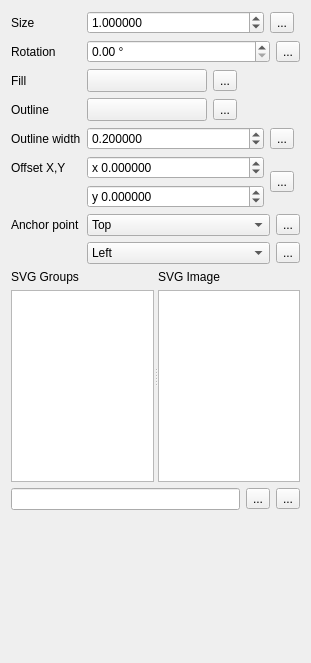
qgis/QGIS, file src/ui/symbollayer/widget_svgmarker.ui: the form before one commit.
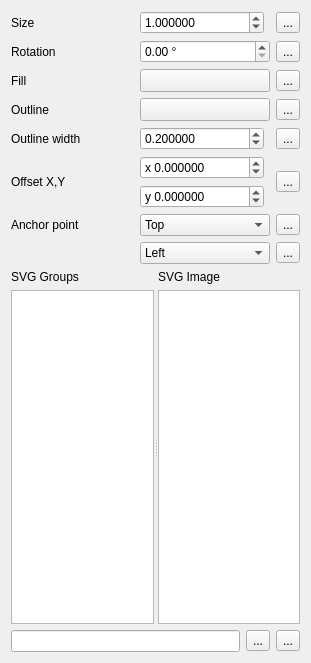
The form after the commit. Custom widgets are drawn as their Qt base class.

Commit message:
[styledock] Better layouts for marker widgets
- Grid vs Form layouts
- Align DD buttons for better look

```diff
--- a/src/ui/symbollayer/widget_svgmarker.ui
+++ b/src/ui/symbollayer/widget_svgmarker.ui
@@ -13,17 +13,38 @@
   <property name="windowTitle">
    <string>Form</string>
   </property>
-  <layout class="QFormLayout" name="formLayout">
-   <item row="0" column="0">
-    <widget class="QLabel" name="label_2">
+  <layout class="QGridLayout" name="gridLayout_2">
+   <item row="1" column="0">
+    <widget class="QLabel" name="label_3">
+     <property name="text">
+      <string>Rotation</string>
+     </property>
+    </widget>
+   </item>
+   <item row="6" column="2">
+    <widget class="QgsDataDefinedButton" name="mVerticalAnchorDDBtn">
+     <property name="text">
+      <string>...</string>
+     </property>
+    </widget>
+   </item>
+   <item row="6" column="0">
+    <widget class="QLabel" name="mAnchorPointLabel">
+     <property name="text">
+      <string>Anchor point</string>
+     </property>
+    </widget>
+   </item>
+   <item row="2" column="0">
+    <widget class="QLabel" name="label_6">
      <property name="sizePolicy">
-      <sizepolicy hsizetype="MinimumExpanding" vsizetype="Preferred">
+      <sizepolicy hsizetype="Maximum" vsizetype="Preferred">
        <horstretch>0</horstretch>
        <verstretch>0</verstretch>
       </sizepolicy>
      </property>
      <property name="text">
-      <string>Size</string>
+      <string>Fill</string>
      </property>
     </widget>
    </item>
@@ -54,13 +75,6 @@
        </property>
       </widget>
      </item>
-     <item>
-      <widget class="QgsDataDefinedButton" name="mSizeDDBtn">
-       <property name="text">
-        <string>...</string>
-       </property>
-      </widget>
-     </item>
      <item>
       <widget class="QgsUnitSelectionWidget" name="mSizeUnitWidget" native="true">
        <property name="minimumSize">
@@ -73,13 +87,6 @@
      </item>
     </layout>
    </item>
-   <item row="1" column="0">
-    <widget class="QLabel" name="label_3">
-     <property name="text">
-      <string>Rotation</string>
-     </property>
-    </widget>
-   </item>
    <item row="1" column="1">
     <layout class="QHBoxLayout" name="horizontalLayout_7">
      <item>
@@ -98,125 +105,6 @@
        </property>
       </widget>
      </item>
-     <item>
-      <widget class="QgsDataDefinedButton" name="mAngleDDBtn">
-       <property name="text">
-        <string>...</string>
-       </property>
-      </widget>
-     </item>
-    </layout>
-   </item>
-   <item row="2" column="0">
-    <widget class="QLabel" name="label_6">
-     <property name="sizePolicy">
-      <sizepolicy hsizetype="Maximum" vsizetype="Preferred">
-       <horstretch>0</horstretch>
-       <verstretch>0</verstretch>
-      </sizepolicy>
-     </property>
-     <property name="text">
-      <string>Fill</string>
-     </property>
-    </widget>
-   </item>
-   <item row="2" column="1">
-    <layout class="QHBoxLayout" name="horizontalLayout_3">
-     <item>
-      <widget class="QgsColorButtonV2" name="mChangeColorButton">
-       <property name="minimumSize">
-        <size>
-         <width>120</width>
-         <height>0</height>
-        </size>
-       </property>
-       <property name="maximumSize">
-        <size>
-         <width>120</width>
-         <height>16777215</height>
-        </size>
-       </property>
-       <property name="text">
-        <string/>
-       </property>
-      </widget>
-     </item>
-     <item>
-      <widget class="QgsDataDefinedButton" name="mFillColorDDBtn">
-       <property name="text">
-        <string>...</string>
-       </property>
-      </widget>
-     </item>
-     <item>
-      <spacer name="horizontalSpacer">
-       <property name="orientation">
-        <enum>Qt::Horizontal</enum>
-       </property>
-       <property name="sizeHint" stdset="0">
-        <size>
-         <width>40</width>
-         <height>20</height>
-        </size>
-       </property>
-      </spacer>
-     </item>
-    </layout>
-   </item>
-   <item row="3" column="0">
-    <widget class="QLabel" name="mBorderColorLabel">
-     <property name="sizePolicy">
-      <sizepolicy hsizetype="Maximum" vsizetype="Preferred">
-       <horstretch>0</horstretch>
-       <verstretch>0</verstretch>
-      </sizepolicy>
-     </property>
-     <property name="text">
-      <string>Outline</string>
-     </property>
-    </widget>
-   </item>
-   <item row="3" column="1">
-    <layout class="QHBoxLayout" name="horizontalLayout_8">
-     <item>
-      <widget class="QgsColorButtonV2" name="mChangeBorderColorButton">
-       <property name="minimumSize">
-        <size>
-         <width>120</width>
-         <height>0</height>
-        </size>
-       </property>
-       <property name="maximumSize">
-        <size>
-         <width>120</width>
-         <height>16777215</height>
-        </size>
-       </property>
-       <property name="text">
-        <string/>
-       </property>
-      </widget>
-     </item>
-     <item>
-      <widget class="QgsDataDefinedButton" name="mBorderColorDDBtn">
-       <property name="text">
-        <string>...</string>
-       </property>
-      </widget>
-     </item>
-     <item>
-      <spacer name="horizontalSpacer_2">
-       <property name="orientation">
-        <enum>Qt::Horizontal</enum>
-       </property>
-       <property name="sizeHint" stdset="0">
-        <size>
-         <width>40</width>
-         <height>20</height>
-        </size>
-       </property>
-      </spacer>
-     </item>
     </layout>
    </item>
    <item row="4" column="0">
@@ -226,210 +114,25 @@
      </property>
     </widget>
    </item>
-   <item row="4" column="1">
-    <layout class="QHBoxLayout" name="horizontalLayout_5">
-     <item>
-      <widget class="QgsDoubleSpinBox" name="mBorderWidthSpinBox">
-       <property name="sizePolicy">
-        <sizepolicy hsizetype="Minimum" vsizetype="Fixed">
-         <horstretch>1</horstretch>
-         <verstretch>0</verstretch>
-        </sizepolicy>
-       </property>
-       <property name="specialValueText">
-        <string>No outline</string>
-       </property>
-       <property name="decimals">
-        <number>6</number>
-       </property>
-       <property name="maximum">
-        <double>999999999.999999046325684</double>
-       </property>
-       <property name="singleStep">
-        <double>0.200000000000000</double>
-       </property>
-       <property name="value">
-        <double>0.200000000000000</double>
-       </property>
-       <property name="showClearButton" stdset="0">
-        <bool>false</bool>
-       </property>
-      </widget>
-     </item>
-     <item>
-      <widget class="QgsDataDefinedButton" name="mBorderWidthDDBtn">
-       <property name="text">
-        <string>...</string>
-       </property>
-      </widget>
-     </item>
-     <item>
-      <widget class="QgsUnitSelectionWidget" name="mBorderWidthUnitWidget" native="true">
-       <property name="minimumSize">
-        <size>
-         <width>0</width>
-         <height>0</height>
-        </size>
-       </property>
-      </widget>
-     </item>
-    </layout>
-   </item>
-   <item row="5" column="0">
-    <widget class="QLabel" name="label_4">
-     <property name="text">
-      <string>Offset X,Y</string>
+   <item row="3" column="0">
+    <widget class="QLabel" name="mBorderColorLabel">
+     <property name="sizePolicy">
+      <sizepolicy hsizetype="Maximum" vsizetype="Preferred">
+       <horstretch>0</horstretch>
+       <verstretch>0</verstretch>
+      </sizepolicy>
      </property>
-    </widget>
-   </item>
-   <item row="5" column="1">
-    <layout class="QGridLayout" name="gridLayout">
-     <item row="0" column="0">
-      <widget class="QgsDoubleSpinBox" name="spinOffsetX">
-       <property name="sizePolicy">
-        <sizepolicy hsizetype="Minimum" vsizetype="Fixed">
-         <horstretch>1</horstretch>
-         <verstretch>0</verstretch>
-        </sizepolicy>
-       </property>
-       <property name="prefix">
-        <string>x </string>
-       </property>
-       <property name="decimals">
-        <number>6</number>
-       </property>
-       <property name="minimum">
-        <double>-99999999.989999994635582</double>
-       </property>
-       <property name="maximum">
-        <double>99999999.989999994635582</double>
-       </property>
-       <property name="singleStep">
-        <double>0.200000000000000</double>
-       </property>
-      </widget>
-     </item>
-     <item row="1" column="0">
-      <widget class="QgsDoubleSpinBox" name="spinOffsetY">
-       <property name="sizePolicy">
-        <sizepolicy hsizetype="Minimum" vsizetype="Fixed">
-         <horstretch>1</horstretch>
-         <verstretch>0</verstretch>
-        </sizepolicy>
-       </property>
-       <property name="prefix">
-        <string>y </string>
-       </property>
-       <property name="decimals">
-        <number>6</number>
-       </property>
-       <property name="minimum">
-        <double>-99999999.989999994635582</double>
-       </property>
-       <property name="maximum">
-        <double>99999999.989999994635582</double>
-       </property>
-       <property name="singleStep">
-        <double>0.200000000000000</double>
-       </property>
-      </widget>
-     </item>
-     <item row="0" column="1" rowspan="2">
-      <layout class="QHBoxLayout" name="horizontalLayout">
-       <item>
-        <widget class="QgsDataDefinedButton" name="mOffsetDDBtn">
-         <property name="text">
-          <string>...</string>
-         </property>
-        </widget>
-       </item>
-       <item>
-        <widget class="QgsUnitSelectionWidget" name="mOffsetUnitWidget" native="true">
-         <property name="minimumSize">
-          <size>
-           <width>0</width>
-           <height>0</height>
-          </size>
-         </property>
-        </widget>
-       </item>
-      </layout>
-     </item>
-    </layout>
-   </item>
-   <item row="6" column="0">
-    <widget class="QLabel" name="mAnchorPointLabel">
      <property name="text">
-      <string>Anchor point</string>
+      <string>Outline</string>
      </property>
     </widget>
    </item>
-   <item row="6" column="1">
-    <layout class="QHBoxLayout" name="horizontalLayout_6">
-     <item>
-      <widget class="QComboBox" name="mVerticalAnchorComboBox">
-       <item>
-        <property name="text">
-         <string>Top</string>
-        </property>
-       </item>
-       <item>
-        <property name="text">
-         <string>VCenter</string>
-        </property>
-       </item>
-       <item>
-        <property name="text">
-         <string>Bottom</string>
-        </property>
-       </item>
-      </widget>
-     </item>
-     <item>
-      <widget class="QgsDataDefinedButton" name="mVerticalAnchorDDBtn">
-       <property name="text">
-        <string>...</string>
-       </property>
-      </widget>
-     </item>
-    </layout>
-   </item>
-   <item row="7" column="1">
-    <layout class="QHBoxLayout" name="horizontalLayout_9">
-     <item>
-      <widget class="QComboBox" name="mHorizontalAnchorComboBox">
-       <item>
-        <property name="text">
-         <string>Left</string>
-        </property>
-       </item>
-       <item>
-        <property name="text">
-         <string>HCenter</string>
-        </property>
-       </item>
-       <item>
-        <property name="text">
-         <string>Right</string>
-        </property>
-       </item>
-      </widget>
-     </item>
-     <item>
-      <widget class="QgsDataDefinedButton" name="mHorizontalAnchorDDBtn">
-       <property name="text">
-        <string>...</string>
-       </property>
-      </widget>
-     </item>
-    </layout>
-   </item>
-   <item row="8" column="0" colspan="2">
+   <item row="8" column="0" colspan="3">
     <widget class="QSplitter" name="splitter">
      <property name="orientation">
       <enum>Qt::Horizontal</enum>
      </property>
-     <widget class="QWidget" name="">
+     <widget class="QWidget" name="layoutWidget">
       <layout class="QVBoxLayout" name="verticalLayout_3">
        <item>
         <widget class="QLabel" name="label_5">
@@ -450,7 +153,7 @@
        </item>
       </layout>
      </widget>
-     <widget class="QWidget" name="">
+     <widget class="QWidget" name="layoutWidget">
       <layout class="QVBoxLayout" name="verticalLayout_2">
        <item>
         <widget class="QLabel" name="label">
@@ -509,6 +212,289 @@
      </widget>
     </widget>
    </item>
+   <item row="4" column="2">
+    <widget class="QgsDataDefinedButton" name="mBorderWidthDDBtn">
+     <property name="text">
+      <string>...</string>
+     </property>
+    </widget>
+   </item>
+   <item row="5" column="2">
+    <widget class="QgsDataDefinedButton" name="mOffsetDDBtn">
+     <property name="text">
+      <string>...</string>
+     </property>
+    </widget>
+   </item>
+   <item row="0" column="0">
+    <widget class="QLabel" name="label_2">
+     <property name="sizePolicy">
+      <sizepolicy hsizetype="MinimumExpanding" vsizetype="Preferred">
+       <horstretch>0</horstretch>
+       <verstretch>0</verstretch>
+      </sizepolicy>
+     </property>
+     <property name="text">
+      <string>Size</string>
+     </property>
+    </widget>
+   </item>
+   <item row="1" column="2">
+    <widget class="QgsDataDefinedButton" name="mAngleDDBtn">
+     <property name="text">
+      <string>...</string>
+     </property>
+    </widget>
+   </item>
+   <item row="2" column="2">
+    <widget class="QgsDataDefinedButton" name="mFillColorDDBtn">
+     <property name="text">
+      <string>...</string>
+     </property>
+    </widget>
+   </item>
+   <item row="5" column="1">
+    <layout class="QGridLayout" name="gridLayout">
+     <item row="0" column="0">
+      <widget class="QgsDoubleSpinBox" name="spinOffsetX">
+       <property name="sizePolicy">
+        <sizepolicy hsizetype="Minimum" vsizetype="Fixed">
+         <horstretch>1</horstretch>
+         <verstretch>0</verstretch>
+        </sizepolicy>
+       </property>
+       <property name="prefix">
+        <string>x </string>
+       </property>
+       <property name="decimals">
+        <number>6</number>
+       </property>
+       <property name="minimum">
+        <double>-99999999.989999994635582</double>
+       </property>
+       <property name="maximum">
+        <double>99999999.989999994635582</double>
+       </property>
+       <property name="singleStep">
+        <double>0.200000000000000</double>
+       </property>
+      </widget>
+     </item>
+     <item row="1" column="0">
+      <widget class="QgsDoubleSpinBox" name="spinOffsetY">
+       <property name="sizePolicy">
+        <sizepolicy hsizetype="Minimum" vsizetype="Fixed">
+         <horstretch>1</horstretch>
+         <verstretch>0</verstretch>
+        </sizepolicy>
+       </property>
+       <property name="prefix">
+        <string>y </string>
+       </property>
+       <property name="decimals">
+        <number>6</number>
+       </property>
+       <property name="minimum">
+        <double>-99999999.989999994635582</double>
+       </property>
+       <property name="maximum">
+        <double>99999999.989999994635582</double>
+       </property>
+       <property name="singleStep">
+        <double>0.200000000000000</double>
+       </property>
+      </widget>
+     </item>
+     <item row="0" column="1" rowspan="2">
+      <layout class="QHBoxLayout" name="horizontalLayout">
+       <item>
+        <widget class="QgsUnitSelectionWidget" name="mOffsetUnitWidget" native="true">
+         <property name="minimumSize">
+          <size>
+           <width>0</width>
+           <height>0</height>
+          </size>
+         </property>
+        </widget>
+       </item>
+      </layout>
+     </item>
+    </layout>
+   </item>
+   <item row="6" column="1">
+    <layout class="QHBoxLayout" name="horizontalLayout_6">
+     <item>
+      <widget class="QComboBox" name="mVerticalAnchorComboBox">
+       <item>
+        <property name="text">
+         <string>Top</string>
+        </property>
+       </item>
+       <item>
+        <property name="text">
+         <string>VCenter</string>
+        </property>
+       </item>
+       <item>
+        <property name="text">
+         <string>Bottom</string>
+        </property>
+       </item>
+      </widget>
+     </item>
+    </layout>
+   </item>
+   <item row="2" column="1">
+    <layout class="QHBoxLayout" name="horizontalLayout_3">
+     <item>
+      <widget class="QgsColorButtonV2" name="mChangeColorButton">
+       <property name="sizePolicy">
+        <sizepolicy hsizetype="Expanding" vsizetype="Fixed">
+         <horstretch>0</horstretch>
+         <verstretch>0</verstretch>
+        </sizepolicy>
+       </property>
+       <property name="minimumSize">
+        <size>
+         <width>120</width>
+         <height>0</height>
+        </size>
+       </property>
+       <property name="maximumSize">
+        <size>
+         <width>16777215</width>
+         <height>16777215</height>
+        </size>
+       </property>
+       <property name="text">
+        <string/>
+       </property>
+      </widget>
+     </item>
+    </layout>
+   </item>
+   <item row="7" column="1">
+    <layout class="QHBoxLayout" name="horizontalLayout_9">
+     <item>
+      <widget class="QComboBox" name="mHorizontalAnchorComboBox">
+       <item>
+        <property name="text">
+         <string>Left</string>
+        </property>
+       </item>
+       <item>
+        <property name="text">
+         <string>HCenter</string>
+        </property>
+       </item>
+       <item>
+        <property name="text">
+         <string>Right</string>
+        </property>
+       </item>
+      </widget>
+     </item>
+    </layout>
+   </item>
+   <item row="7" column="2">
+    <widget class="QgsDataDefinedButton" name="mHorizontalAnchorDDBtn">
+     <property name="text">
+      <string>...</string>
+     </property>
+    </widget>
+   </item>
+   <item row="3" column="1">
+    <layout class="QHBoxLayout" name="horizontalLayout_8">
+     <item>
+      <widget class="QgsColorButtonV2" name="mChangeBorderColorButton">
+       <property name="sizePolicy">
+        <sizepolicy hsizetype="Expanding" vsizetype="Fixed">
+         <horstretch>0</horstretch>
+         <verstretch>0</verstretch>
+        </sizepolicy>
+       </property>
+       <property name="minimumSize">
+        <size>
+         <width>120</width>
+         <height>0</height>
+        </size>
+       </property>
+       <property name="maximumSize">
+        <size>
+         <width>16777215</width>
+         <height>16777215</height>
+        </size>
+       </property>
+       <property name="text">
+        <string/>
+       </property>
+      </widget>
+     </item>
+    </layout>
+   </item>
+   <item row="5" column="0">
+    <widget class="QLabel" name="label_4">
+     <property name="text">
+      <string>Offset X,Y</string>
+     </property>
+    </widget>
+   </item>
+   <item row="4" column="1">
+    <layout class="QHBoxLayout" name="horizontalLayout_5">
+     <item>
+      <widget class="QgsDoubleSpinBox" name="mBorderWidthSpinBox">
+       <property name="sizePolicy">
+        <sizepolicy hsizetype="Minimum" vsizetype="Fixed">
+         <horstretch>1</horstretch>
+         <verstretch>0</verstretch>
+        </sizepolicy>
+       </property>
+       <property name="specialValueText">
+        <string>No outline</string>
+       </property>
+       <property name="decimals">
+        <number>6</number>
+       </property>
+       <property name="maximum">
+        <double>999999999.999999046325684</double>
+       </property>
+       <property name="singleStep">
+        <double>0.200000000000000</double>
+       </property>
+       <property name="value">
+        <double>0.200000000000000</double>
+       </property>
+       <property name="showClearButton" stdset="0">
+        <bool>false</bool>
+       </property>
+      </widget>
+     </item>
+     <item>
+      <widget class="QgsUnitSelectionWidget" name="mBorderWidthUnitWidget" native="true">
+       <property name="minimumSize">
+        <size>
+         <width>0</width>
+         <height>0</height>
+        </size>
+       </property>
+      </widget>
+     </item>
+    </layout>
+   </item>
+   <item row="3" column="2">
+    <widget class="QgsDataDefinedButton" name="mBorderColorDDBtn">
+     <property name="text">
+      <string>...</string>
+     </property>
+    </widget>
+   </item>
+   <item row="0" column="2">
+    <widget class="QgsDataDefinedButton" name="mSizeDDBtn">
+     <property name="text">
+      <string>...</string>
+     </property>
+    </widget>
+   </item>
    <item row="9" column="0" colspan="2">
     <layout class="QHBoxLayout" name="horizontalLayout_2">
      <item>
@@ -521,15 +507,15 @@
        </property>
       </widget>
      </item>
-     <item>
-      <widget class="QgsDataDefinedButton" name="mFilenameDDBtn">
-       <property name="text">
-        <string>...</string>
-       </property>
-      </widget>
-     </item>
     </layout>
    </item>
+   <item row="9" column="2">
+    <widget class="QgsDataDefinedButton" name="mFilenameDDBtn">
+     <property name="text">
+      <string>...</string>
+     </property>
+    </widget>
+   </item>
   </layout>
   <zorder>label_5</zorder>
   <zorder>label</zorder>
@@ -547,6 +533,11 @@
    <header>qgscolorbuttonv2.h</header>
    <container>1</container>
   </customwidget>
+  <customwidget>
+   <class>QgsDataDefinedButton</class>
+   <extends>QToolButton</extends>
+   <header>qgsdatadefinedbutton.h</header>
+  </customwidget>
   <customwidget>
    <class>QgsDoubleSpinBox</class>
    <extends>QDoubleSpinBox</extends>
@@ -558,11 +549,6 @@
    <header>qgsunitselectionwidget.h</header>
    <container>1</container>
   </customwidget>
-  <customwidget>
-   <class>QgsDataDefinedButton</class>
-   <extends>QToolButton</extends>
-   <header>qgsdatadefinedbutton.h</header>
-  </customwidget>
  </customwidgets>
  <tabstops>
   <tabstop>spinSize</tabstop>
```
Left out of the diff: 16 changed lines with no effect on the pictures. The commit also changes 4 other files.
